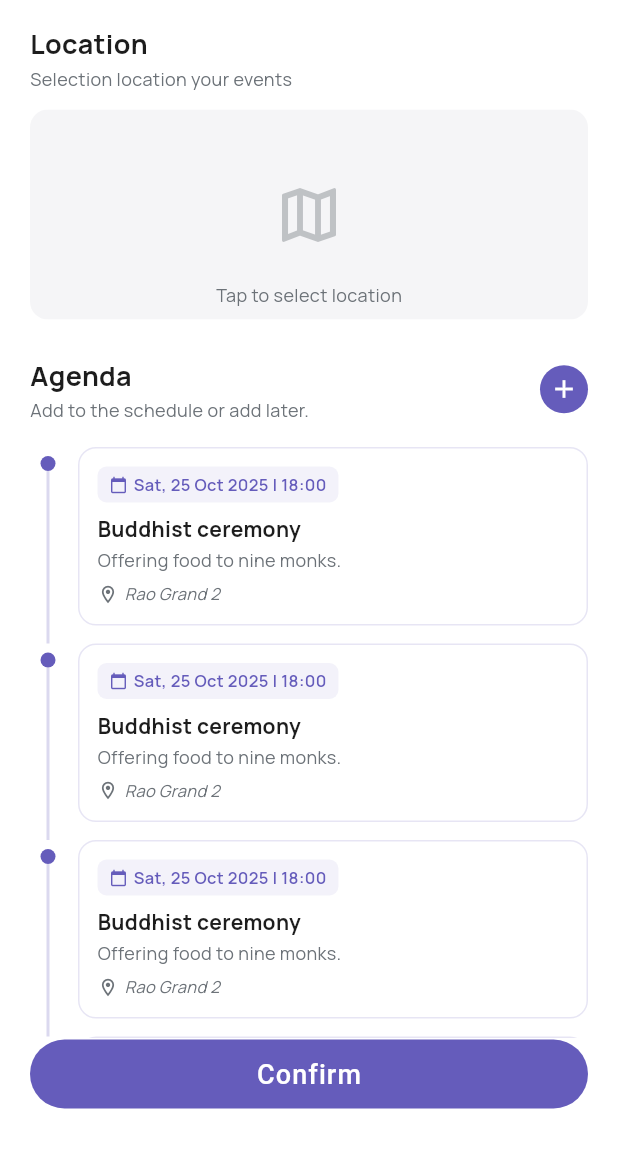
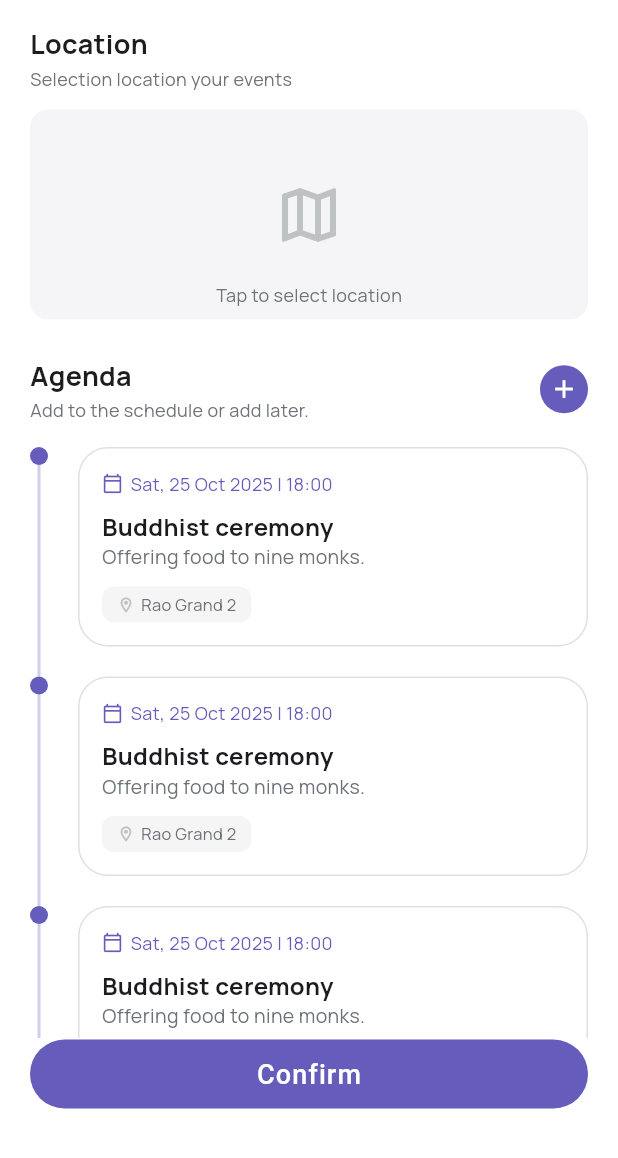
Before and after one commit to Sompong6103/our_moment_app, a Flutter app: the CreateEventStep2Page screen opened directly with empty values, on a phone screen of 412 x 824 dp, the part 78-1236 px from its top. Run offline on Flutter 3.47's test engine with Material 3 defaults, Android fonts, the phone set to English and light mode, and no system bars; our stand-ins replace flutter_colorpicker, image_picker; missing offline and left inert: mobile_scanner; network calls fail.

Commit message:
refactor: update agenda screen and timeline widget for improved structure and functionality

```diff
--- a/MobileApp/lib/features/event/presentation/widgets/agenda_timeline.dart
+++ b/MobileApp/lib/features/event/presentation/widgets/agenda_timeline.dart
@@ -4,8 +4,13 @@ import '../../domain/models/agenda_item.dart';
 
 class AgendaTimeline extends StatelessWidget {
   final List<AgendaItem> items;
+  final Widget Function(BuildContext context, int index)? trailingBuilder;
 
-  const AgendaTimeline({super.key, required this.items});
+  const AgendaTimeline({
+    super.key,
+    required this.items,
+    this.trailingBuilder,
+  });
 
   @override
   Widget build(BuildContext context) {
@@ -16,16 +21,13 @@ class AgendaTimeline extends StatelessWidget {
 
         return IntrinsicHeight(
           child: Row(
-            crossAxisAlignment: CrossAxisAlignment.start,
             children: [
-              SizedBox(
-                width: 24,
-                child: Column(
+              // Timeline dot & line
+              Column(
                 children: [
-                    const SizedBox(height: 6),
                   Container(
-                      width: 10,
-                      height: 10,
+                    width: 12,
+                    height: 12,
                     decoration: const BoxDecoration(
                       color: AppColors.primary,
                       shape: BoxShape.circle,
@@ -35,89 +37,82 @@ class AgendaTimeline extends StatelessWidget {
                     Expanded(
                       child: Container(
                         width: 2,
-                          color: AppColors.primary.withAlpha(60),
+                        color: AppColors.primary.withOpacity(0.3),
+                      ),
+                    ),
+                ],
+              ),
+              const SizedBox(width: 20),
+
+              // Card
+              Expanded(
+                child: Container(
+                  margin: const EdgeInsets.only(bottom: 20),
+                  padding: const EdgeInsets.all(15),
+                  decoration: BoxDecoration(
+                    color: AppColors.white,
+                    borderRadius: BorderRadius.circular(20),
+                    border: Border.all(color: AppColors.border),
+                  ),
+                  child: Row(
+                    crossAxisAlignment: CrossAxisAlignment.start,
+                    children: [
+                      Expanded(
+                        child: Column(
+                          crossAxisAlignment: CrossAxisAlignment.start,
+                          children: [
+                            Row(
+                              children: [
+                                const Icon(Icons.calendar_today_outlined,
+                                    size: 14, color: AppColors.primary),
+                                const SizedBox(width: 5),
+                                Text(
+                                  item.dateTime,
+                                  style: const TextStyle(
+                                      color: AppColors.primary, fontSize: 12),
+                                ),
+                              ],
+                            ),
+                            const SizedBox(height: 8),
+                            Text(
+                              item.title,
+                              style: const TextStyle(
+                                  fontWeight: FontWeight.bold, fontSize: 16),
+                            ),
+                            Text(
+                              item.description,
+                              style: const TextStyle(
+                                  color: AppColors.textSecondary, fontSize: 13),
+                            ),
+                            const SizedBox(height: 10),
+                            Container(
+                              padding: const EdgeInsets.symmetric(
+                                  horizontal: 10, vertical: 4),
+                              decoration: BoxDecoration(
+                                color: Colors.grey.shade100,
+                                borderRadius: BorderRadius.circular(8),
+                              ),
+                              child: Row(
+                                mainAxisSize: MainAxisSize.min,
+                                children: [
+                                  const Icon(Icons.location_on_outlined,
+                                      size: 12, color: AppColors.iconInactive),
+                                  const SizedBox(width: 4),
+                                  Text(
+                                    item.location,
+                                    style: const TextStyle(
+                                        color: AppColors.textSecondary,
+                                        fontSize: 11),
+                                  ),
+                                ],
                               ),
                             ),
                           ],
                         ),
                       ),
-              const SizedBox(width: 8),
-              Expanded(
-                child: Padding(
-                  padding: const EdgeInsets.only(bottom: 12),
-                  child: Container(
-                    padding: const EdgeInsets.all(12),
-                    decoration: BoxDecoration(
-                      color: Colors.white,
-                      borderRadius: BorderRadius.circular(12),
-                      border: Border.all(
-                        color: AppColors.primary.withAlpha(40),
-                        width: 1,
-                      ),
-                    ),
-                    child: Column(
-                      crossAxisAlignment: CrossAxisAlignment.start,
-                      children: [
-                        Container(
-                          padding: const EdgeInsets.symmetric(
-                              horizontal: 8, vertical: 4),
-                          decoration: BoxDecoration(
-                            color: AppColors.primary.withAlpha(20),
-                            borderRadius: BorderRadius.circular(6),
-                          ),
-                          child: Row(
-                            mainAxisSize: MainAxisSize.min,
-                            children: [
-                              Icon(Icons.calendar_today,
-                                  size: 12, color: AppColors.primary),
-                              const SizedBox(width: 4),
-                              Text(
-                                item.dateTime,
-                                style: TextStyle(
-                                  fontSize: 11,
-                                  fontWeight: FontWeight.w600,
-                                  color: AppColors.primary,
-                                ),
-                              ),
+                      if (trailingBuilder != null)
+                        trailingBuilder!(context, index),
                     ],
-                          ),
-                        ),
-                        const SizedBox(height: 8),
-                        Text(
-                          item.title,
-                          style: const TextStyle(
-                            fontSize: 14,
-                            fontWeight: FontWeight.w700,
-                            color: AppColors.textPrimary,
-                          ),
-                        ),
-                        const SizedBox(height: 2),
-                        Text(
-                          item.description,
-                          style: TextStyle(
-                            fontSize: 12,
-                            color: AppColors.textSecondary,
-                          ),
-                        ),
-                        const SizedBox(height: 6),
-                        Row(
-                          children: [
-                            Icon(Icons.location_on_outlined,
-                                size: 14,
-                                color: AppColors.textSecondary),
-                            const SizedBox(width: 4),
-                            Text(
-                              item.location,
-                              style: TextStyle(
-                                fontSize: 11,
-                                color: AppColors.textSecondary,
-                                fontStyle: FontStyle.italic,
-                              ),
-                            ),
-                          ],
-                        ),
-                      ],
-                    ),
                   ),
                 ),
               ),
```
Also changed, not shown: MobileApp/lib/features/event/presentation/pages/agenda_screen.dart (+20 -114 lines). Lines whose indentation alone changed are shown as unchanged.
